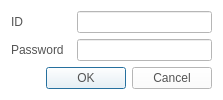
The window that CaX/dialog/logindialog.ui (fsest4u/CaX_03) describes before a commit, drawn with Qt 5.
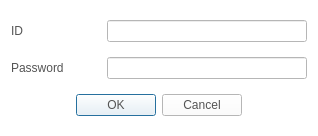
The same window after the commit. Icons and pictures are not drawn.

Commit message: [design] - apply to design for dialog button - group play - mute icon - cd rip - left / right icon - browser - folder icon - option menu - play now / clear / next / last

```diff
--- a/CaX/dialog/logindialog.ui
+++ b/CaX/dialog/logindialog.ui
@@ -6,8 +6,8 @@
    <rect>
     <x>0</x>
     <y>0</y>
-    <width>223</width>
-    <height>98</height>
+    <width>316</width>
+    <height>136</height>
    </rect>
   </property>
   <property name="windowTitle">
@@ -41,17 +41,36 @@
       <widget class="QLabel" name="label">
        <property name="minimumSize">
         <size>
-         <width>60</width>
+         <width>90</width>
          <height>0</height>
         </size>
        </property>
+       <property name="maximumSize">
+        <size>
+         <width>90</width>
+         <height>16777215</height>
+        </size>
+       </property>
        <property name="text">
         <string>ID</string>
        </property>
       </widget>
      </item>
      <item>
-      <widget class="QLineEdit" name="lineEditID"/>
+      <widget class="QLineEdit" name="lineEditID">
+       <property name="minimumSize">
+        <size>
+         <width>200</width>
+         <height>0</height>
+        </size>
+       </property>
+       <property name="maximumSize">
+        <size>
+         <width>200</width>
+         <height>16777215</height>
+        </size>
+       </property>
+      </widget>
      </item>
     </layout>
    </item>
@@ -61,10 +80,16 @@
       <widget class="QLabel" name="label_2">
        <property name="minimumSize">
         <size>
-         <width>60</width>
+         <width>90</width>
          <height>0</height>
         </size>
        </property>
+       <property name="maximumSize">
+        <size>
+         <width>90</width>
+         <height>16777215</height>
+        </size>
+       </property>
        <property name="text">
         <string>Password</string>
        </property>
@@ -72,6 +97,18 @@
      </item>
      <item>
       <widget class="QLineEdit" name="lineEditPW">
+       <property name="minimumSize">
+        <size>
+         <width>200</width>
+         <height>0</height>
+        </size>
+       </property>
+       <property name="maximumSize">
+        <size>
+         <width>200</width>
+         <height>16777215</height>
+        </size>
+       </property>
        <property name="echoMode">
         <enum>QLineEdit::Password</enum>
        </property>
@@ -81,12 +118,30 @@
    </item>
    <item>
     <widget class="QDialogButtonBox" name="buttonBox">
+     <property name="styleSheet">
+      <string notr="true">QPushButton
+{
+  border-image: url(&quot;:/resource/audiocd-popup-btn110-ok-n@3x.png&quot;);
+width: 110px;
+color: rgb(84, 84, 84)
+}
+
+QPushButton:hover
+{
+  border-image: url(&quot;:/resource/audiocd-popup-btn110-ok-h@3x.png&quot;);
+width: 110px;
+color: rgb(255, 255, 255)
+}</string>
+     </property>
      <property name="orientation">
       <enum>Qt::Horizontal</enum>
      </property>
      <property name="standardButtons">
       <set>QDialogButtonBox::Cancel|QDialogButtonBox::Ok</set>
      </property>
+     <property name="centerButtons">
+      <bool>true</bool>
+     </property>
     </widget>
    </item>
   </layout>
```
The commit also changes 17 other files.
